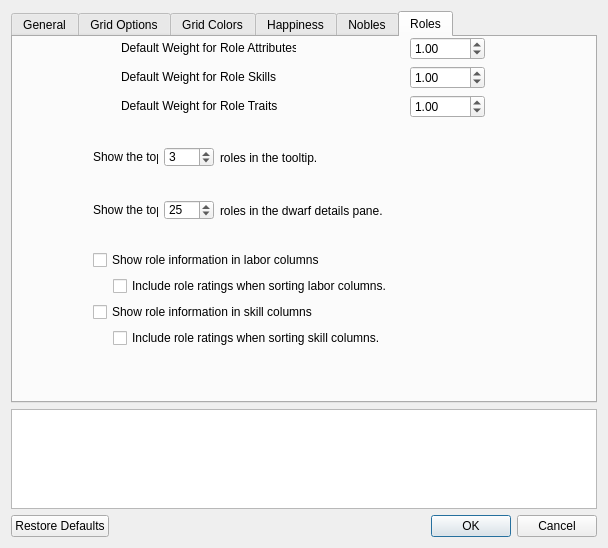
Above: ui/optionsmenu.ui from Dwarf-Therapist/Dwarf-Therapist before the change. Below: the same form after it.
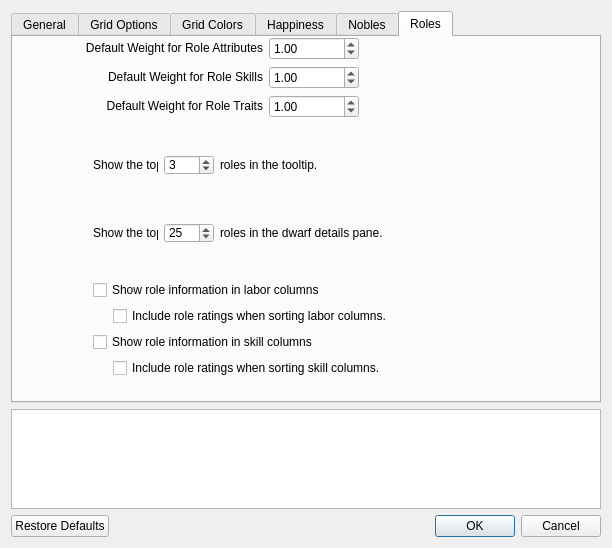
That is the form after the change. The open tabs and pages were chosen to show the change. Icons and pictures are not drawn.

Patch:
```diff
--- a/ui/optionsmenu.ui
+++ b/ui/optionsmenu.ui
@@ -9,7 +9,7 @@
    <rect>
     <x>0</x>
     <y>0</y>
-    <width>608</width>
+    <width>612</width>
     <height>548</height>
    </rect>
   </property>
@@ -761,8 +761,8 @@
         <rect>
          <x>0</x>
          <y>0</y>
-         <width>581</width>
-         <height>311</height>
+         <width>571</width>
+         <height>341</height>
         </rect>
        </property>
        <layout class="QVBoxLayout" name="verticalLayout_3">
@@ -778,32 +778,35 @@
             </property>
             <property name="minimumSize">
              <size>
-              <width>175</width>
+              <width>250</width>
               <height>20</height>
              </size>
             </property>
             <property name="maximumSize">
              <size>
-              <width>175</width>
+              <width>250</width>
               <height>20</height>
              </size>
             </property>
             <property name="text">
              <string>Default Weight for Role Attributes</string>
             </property>
+            <property name="alignment">
+             <set>Qt::AlignRight|Qt::AlignTrailing|Qt::AlignVCenter</set>
+            </property>
            </widget>
           </item>
           <item>
            <widget class="QDoubleSpinBox" name="dsb_attribute_weight">
             <property name="minimumSize">
              <size>
-              <width>20</width>
+              <width>90</width>
               <height>0</height>
              </size>
             </property>
             <property name="maximumSize">
              <size>
-              <width>75</width>
+              <width>90</width>
               <height>16777215</height>
              </size>
             </property>
@@ -818,6 +821,22 @@
             </property>
            </widget>
           </item>
+          <item>
+           <spacer name="horizontalSpacer_5">
+            <property name="orientation">
+             <enum>Qt::Horizontal</enum>
+            </property>
+            <property name="sizeType">
+             <enum>QSizePolicy::Expanding</enum>
+            </property>
+            <property name="sizeHint" stdset="0">
+             <size>
+              <width>10</width>
+              <height>20</height>
+             </size>
+            </property>
+           </spacer>
+          </item>
          </layout>
         </item>
         <item>
@@ -832,26 +851,35 @@
             </property>
             <property name="minimumSize">
              <size>
-              <width>175</width>
+              <width>250</width>
               <height>20</height>
              </size>
             </property>
             <property name="maximumSize">
              <size>
-              <width>175</width>
+              <width>250</width>
               <height>20</height>
              </size>
             </property>
             <property name="text">
              <string>Default Weight for Role Skills</string>
             </property>
+            <property name="alignment">
+             <set>Qt::AlignRight|Qt::AlignTrailing|Qt::AlignVCenter</set>
+            </property>
            </widget>
           </item>
           <item>
            <widget class="QDoubleSpinBox" name="dsb_skill_weight">
+            <property name="minimumSize">
+             <size>
+              <width>90</width>
+              <height>0</height>
+             </size>
+            </property>
             <property name="maximumSize">
              <size>
-              <width>75</width>
+              <width>90</width>
               <height>16777215</height>
              </size>
             </property>
@@ -866,6 +894,22 @@
             </property>
            </widget>
           </item>
+          <item>
+           <spacer name="horizontalSpacer_6">
+            <property name="orientation">
+             <enum>Qt::Horizontal</enum>
+            </property>
+            <property name="sizeType">
+             <enum>QSizePolicy::Expanding</enum>
+            </property>
+            <property name="sizeHint" stdset="0">
+             <size>
+              <width>10</width>
+              <height>20</height>
+             </size>
+            </property>
+           </spacer>
+          </item>
          </layout>
         </item>
         <item>
@@ -880,26 +924,35 @@
             </property>
             <property name="minimumSize">
              <size>
-              <width>175</width>
+              <width>250</width>
               <height>20</height>
              </size>
             </property>
             <property name="maximumSize">
              <size>
-              <width>175</width>
+              <width>250</width>
               <height>20</height>
              </size>
             </property>
             <property name="text">
              <string>Default Weight for Role Traits</string>
             </property>
+            <property name="alignment">
+             <set>Qt::AlignRight|Qt::AlignTrailing|Qt::AlignVCenter</set>
+            </property>
            </widget>
           </item>
           <item>
            <widget class="QDoubleSpinBox" name="dsb_trait_weight">
+            <property name="minimumSize">
+             <size>
+              <width>90</width>
+              <height>0</height>
+             </size>
+            </property>
             <property name="maximumSize">
              <size>
-              <width>75</width>
+              <width>90</width>
               <height>16777215</height>
              </size>
             </property>
@@ -914,6 +967,22 @@
             </property>
            </widget>
           </item>
+          <item>
+           <spacer name="horizontalSpacer_7">
+            <property name="orientation">
+             <enum>Qt::Horizontal</enum>
+            </property>
+            <property name="sizeType">
+             <enum>QSizePolicy::Expanding</enum>
+            </property>
+            <property name="sizeHint" stdset="0">
+             <size>
+              <width>10</width>
+              <height>20</height>
+             </size>
+            </property>
+           </spacer>
+          </item>
          </layout>
         </item>
         <item>
```
